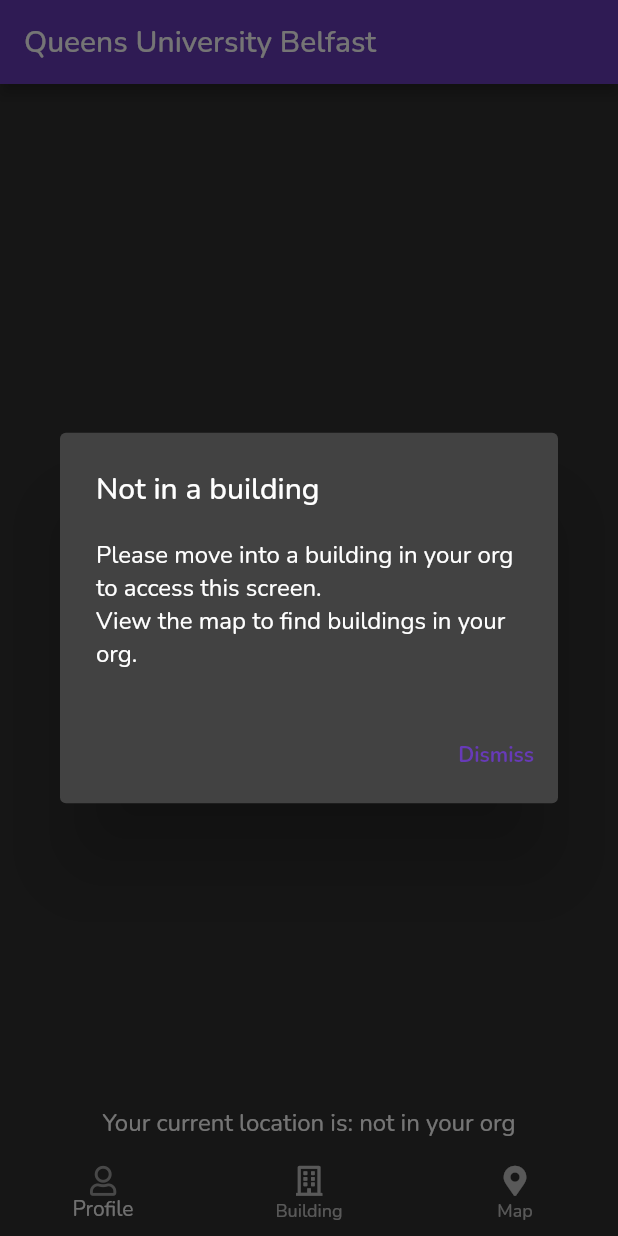
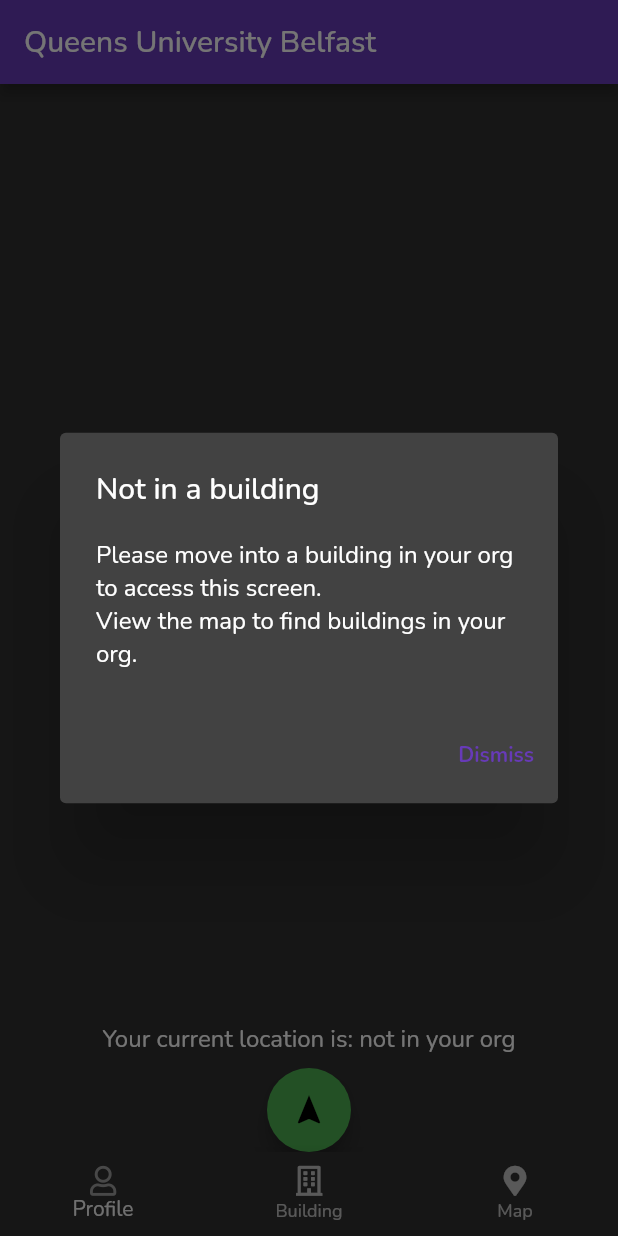
Before and after one commit to jamesearls/final-year-project, a Flutter app: the screen it shows once a user with an empty profile is signed in, item 2 of the bottom bar chosen, on a phone screen of 412 x 824 dp. Run offline on Flutter 3.47's test engine with Material 2 defaults, Android fonts, the phone set to English and light mode, and no system bars; our stand-ins replace cloud_firestore, firebase_auth, firebase_core, font_awesome_flutter, google_fonts, google_maps_flutter and 3 more; missing offline and left inert: geofence_service, nfc_manager; accounts and stored records are empty.

Commit message:
added tagread button

```diff
--- a/location_tracker/lib/screens/index_screen/index_screen.dart
+++ b/location_tracker/lib/screens/index_screen/index_screen.dart
@@ -4,6 +4,7 @@ import 'package:flutter/material.dart';
 import 'package:location_tracker/models/models.dart';
 import 'package:location_tracker/screens/buildings/buildings.dart';
 import 'package:location_tracker/services/firestore.dart';
+import 'package:location_tracker/services/nfcService.dart';
 import 'package:location_tracker/shared/bottom_nav.dart';
 import 'package:location_tracker/shared/error.dart';
 import 'package:location_tracker/shared/loading.dart';
@@ -19,6 +20,7 @@ class IndexScreen extends StatefulWidget {
 }
 
 class _IndexScreenState extends State<IndexScreen> {
+  NfcService nfcService = NfcService();
   @override
   void initState() {
     super.initState();
@@ -55,6 +57,14 @@ class _IndexScreenState extends State<IndexScreen> {
                   ),
                 ),
                 const LocationText(),
+                FloatingActionButton(
+                  onPressed: () {
+                    // Add your onPressed code here!
+                    nfcService.tagReader();
+                  },
+                  backgroundColor: Colors.green,
+                  child: const Icon(Icons.navigation),
+                ),
               ],
             ),
             bottomNavigationBar: BottomNavBar(),
```
